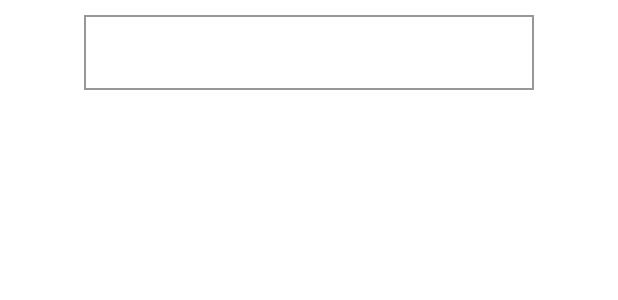
After one commit to HealthperDevelopers/Android_Healtper, an Android app: the layout item_mypage_favorites.xml on its own in the app's theme, with its tools: preview values and no code run, on a phone screen of 412 x 824 dp. The commit adds this screen. Shown: the top 300 px of the screen. Run offline under Robolectric (Android 15) with nearby library versions, the phone set to English and light mode, and no system bars.

Commit message:
fav_work dynamic push

```diff
--- /dev/null
+++ b/app/src/main/res/layout/item_mypage_favorites.xml
@@ -0,0 +1,18 @@
+<?xml version="1.0" encoding="utf-8"?>
+<androidx.constraintlayout.widget.ConstraintLayout xmlns:android="http://schemas.android.com/apk/res/android"
+    android:layout_width="match_parent"
+    android:layout_height="wrap_content"
+    xmlns:app="http://schemas.android.com/apk/res-auto">
+<TextView
+    android:id="@+id/mypagefav_work"
+    android:layout_width="300dp"
+    android:layout_height="50dp"
+    app:layout_constraintTop_toTopOf="parent"
+    app:layout_constraintEnd_toEndOf="parent"
+    app:layout_constraintBottom_toBottomOf="parent"
+    app:layout_constraintStart_toStartOf="parent"
+    android:layout_marginTop="10dp"
+    android:layout_marginBottom="10dp"
+    android:background="@drawable/rectangle"
+    />
+</androidx.constraintlayout.widget.ConstraintLayout>
```
Also changed, not shown: app/src/main/java/com/umc/healthper/ui/mypage/view/FavoritesMypageFragment.kt (+13 -0 lines), app/src/main/java/com/umc/healthper/ui/mypage/view/WorkmusicMypageFragment.kt (+18 -1 lines), app/src/main/res/layout/fragment_mypage_favorites.xml (+21 -17 lines).
